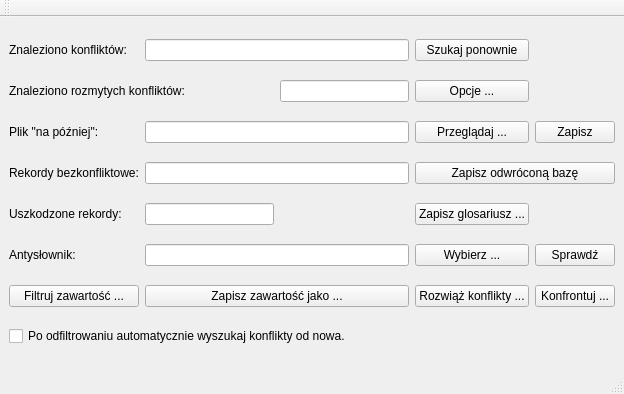
benkopolis/conflict-resolver, file contentmanagerwindow.ui: the form before one commit.
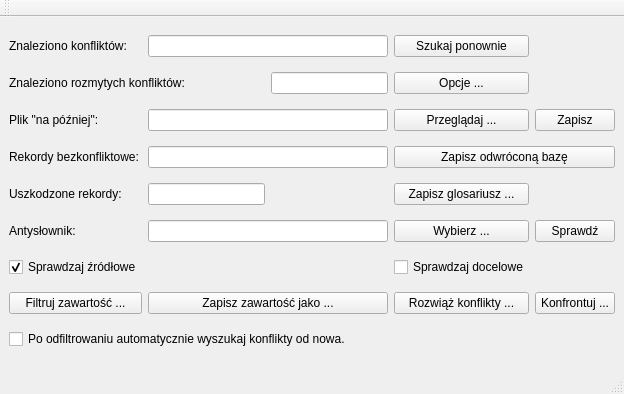
The form after the commit.

The edit to the form file:
```diff
--- a/contentmanagerwindow.ui
+++ b/contentmanagerwindow.ui
@@ -126,7 +126,7 @@
       </property>
      </widget>
     </item>
-    <item row="6" column="0">
+    <item row="7" column="0">
      <widget class="QPushButton" name="_filterContent">
       <property name="toolTip">
        <string>&lt;!DOCTYPE HTML PUBLIC &quot;-//W3C//DTD HTML 4.0//EN&quot; &quot;http://www.w3.org/TR/REC-html40/strict.dtd&quot;&gt;
@@ -140,7 +140,7 @@
       </property>
      </widget>
     </item>
-    <item row="6" column="1" colspan="2">
+    <item row="7" column="1" colspan="2">
      <widget class="QPushButton" name="_saveContent">
       <property name="toolTip">
        <string>&lt;!DOCTYPE HTML PUBLIC &quot;-//W3C//DTD HTML 4.0//EN&quot; &quot;http://www.w3.org/TR/REC-html40/strict.dtd&quot;&gt;
@@ -154,7 +154,7 @@
       </property>
      </widget>
     </item>
-    <item row="6" column="3">
+    <item row="7" column="3">
      <widget class="QPushButton" name="_resolveConflicts">
       <property name="toolTip">
        <string>&lt;!DOCTYPE HTML PUBLIC &quot;-//W3C//DTD HTML 4.0//EN&quot; &quot;http://www.w3.org/TR/REC-html40/strict.dtd&quot;&gt;
@@ -168,7 +168,7 @@
       </property>
      </widget>
     </item>
-    <item row="6" column="4">
+    <item row="7" column="4">
      <widget class="QPushButton" name="_confront">
       <property name="toolTip">
        <string>Otwiera dodatkowy plik, którego zawartość jest przeglądana z już otawrtą zawartością, wyszukiwana są konflikty według wybranych opcji,
@@ -179,7 +179,7 @@
       </property>
      </widget>
     </item>
-    <item row="7" column="0" colspan="4">
+    <item row="8" column="0" colspan="4">
      <widget class="QCheckBox" name="_autoSeachOnFiltered">
       <property name="text">
        <string>Po odfiltrowaniu automatycznie wyszukaj konflikty od nowa.</string>
@@ -247,6 +247,23 @@
       </property>
      </widget>
     </item>
+    <item row="6" column="0">
+     <widget class="QCheckBox" name="_cSource">
+      <property name="text">
+       <string>Sprawdzaj źródłowe</string>
+      </property>
+      <property name="checked">
+       <bool>true</bool>
+      </property>
+     </widget>
+    </item>
+    <item row="6" column="3">
+     <widget class="QCheckBox" name="_cTarget">
+      <property name="text">
+       <string>Sprawdzaj docelowe</string>
+      </property>
+     </widget>
+    </item>
    </layout>
   </widget>
   <widget class="QMenuBar" name="menubar">
```
